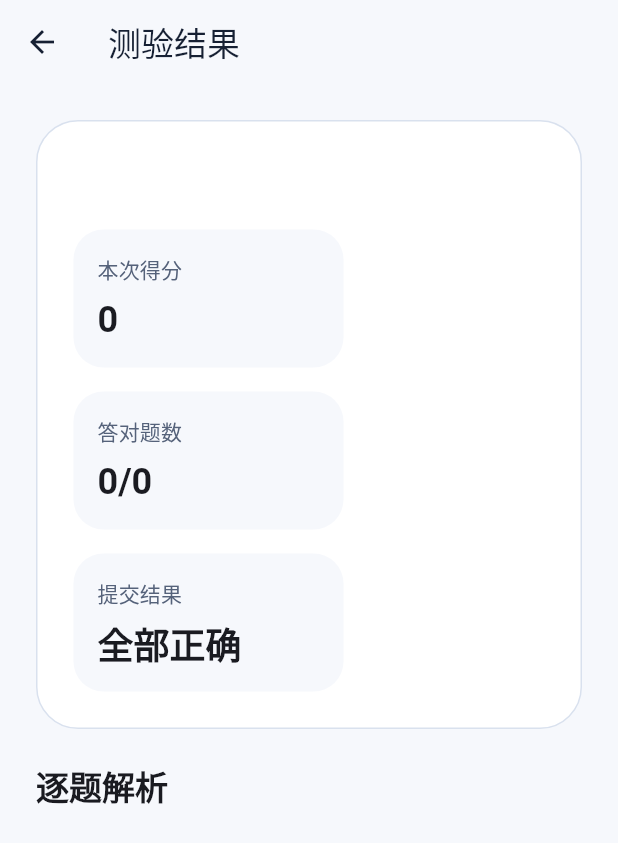
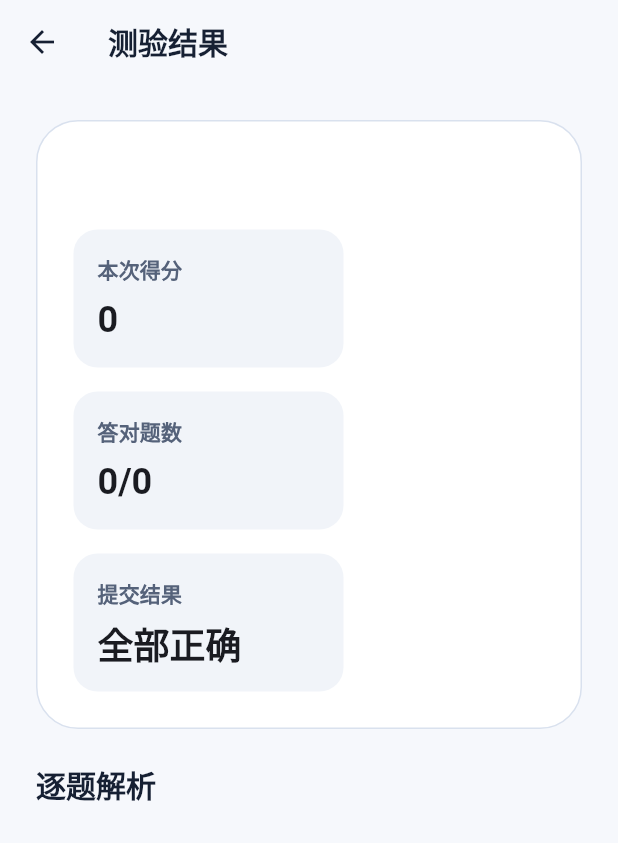
Before and after one commit to Niejinge/ecg_pro, a Flutter app: the QuizResultPage screen opened directly with empty values, on a phone screen of 412 x 824 dp. Shown: the top 843 px of the screen. Run offline on Flutter 3.47's test engine with Material 3 defaults, Android fonts, the phone set to English and light mode, and no system bars; our stand-ins replace file_picker, shared_preferences; accounts and stored records are empty; network calls fail; Roboto replaces fonts that are missing (SF Pro Text).

Commit message:
feat: establish ECG UI design system foundations

```diff
--- a/packages/ecg_ui/lib/ecg_ui.dart
+++ b/packages/ecg_ui/lib/ecg_ui.dart
@@ -1,6 +1,11 @@
 export 'src/theme/app_colors.dart';
 export 'src/theme/app_radius.dart';
 export 'src/theme/app_spacing.dart';
+export 'src/theme/app_text_styles.dart';
 export 'src/theme/ecg_app_theme.dart';
+export 'src/widgets/ecg_action_card.dart';
+export 'src/widgets/ecg_badge.dart';
+export 'src/widgets/ecg_empty_state.dart';
+export 'src/widgets/ecg_metric_card.dart';
 export 'src/widgets/ecg_scaffold.dart';
 export 'src/widgets/ecg_section_card.dart';
--- a/packages/ecg_ui/lib/src/theme/app_colors.dart
+++ b/packages/ecg_ui/lib/src/theme/app_colors.dart
@@ -2,16 +2,23 @@
 
 abstract final class AppColors {
   static const Color brand = Color(0xFF2F6FED);
+  static const Color brandPressed = Color(0xFF1F58C7);
   static const Color brandSoft = Color(0xFFEAF1FF);
   static const Color accent = Color(0xFF00A6A6);
+  static const Color accentSoft = Color(0xFFE8FAFA);
   static const Color success = Color(0xFF1F9D63);
+  static const Color successSoft = Color(0xFFEAF7F1);
   static const Color warning = Color(0xFFF4A300);
+  static const Color warningSoft = Color(0xFFFFF6DF);
   static const Color danger = Color(0xFFD94C4C);
+  static const Color dangerSoft = Color(0xFFFFEEEE);
 
   static const Color background = Color(0xFFF6F8FC);
   static const Color surface = Colors.white;
   static const Color surfaceMuted = Color(0xFFF1F4F9);
+  static const Color surfaceRaised = Color(0xFFFFFFFF);
   static const Color border = Color(0xFFD9E1EE);
+  static const Color borderStrong = Color(0xFFB7C4D8);
 
   static const Color textPrimary = Color(0xFF162033);
   static const Color textSecondary = Color(0xFF55627A);
--- a/packages/ecg_ui/lib/src/theme/app_radius.dart
+++ b/packages/ecg_ui/lib/src/theme/app_radius.dart
@@ -1,5 +1,8 @@
 abstract final class AppRadius {
-  static const double sm = 10;
+  static const double xs = 6;
+  static const double sm = 8;
   static const double md = 16;
   static const double lg = 24;
+  static const double xl = 28;
+  static const double pill = 999;
 }
--- a/packages/ecg_ui/lib/src/theme/app_spacing.dart
+++ b/packages/ecg_ui/lib/src/theme/app_spacing.dart
@@ -1,8 +1,10 @@
 abstract final class AppSpacing {
+  static const double xxs = 2;
   static const double xs = 4;
   static const double sm = 8;
   static const double md = 12;
   static const double lg = 16;
   static const double xl = 24;
   static const double xxl = 32;
+  static const double xxxl = 48;
 }
--- /dev/null
+++ b/packages/ecg_ui/lib/src/theme/app_text_styles.dart
@@ -0,0 +1,35 @@
+import 'package:flutter/material.dart';
+
+import 'app_colors.dart';
+
+abstract final class AppTextStyles {
+  static const String fontFamily = 'SF Pro Text';
+
+  static const TextStyle display = TextStyle(
+    color: AppColors.textPrimary,
+    fontSize: 32,
+    fontWeight: FontWeight.w700,
+    height: 1.2,
+  );
+
+  static const TextStyle title = TextStyle(
+    color: AppColors.textPrimary,
+    fontSize: 20,
+    fontWeight: FontWeight.w700,
+    height: 1.3,
+  );
+
+  static const TextStyle body = TextStyle(
+    color: AppColors.textSecondary,
+    fontSize: 16,
+    fontWeight: FontWeight.w400,
+    height: 1.5,
+  );
+
+  static const TextStyle label = TextStyle(
+    color: AppColors.textSecondary,
+    fontSize: 14,
+    fontWeight: FontWeight.w600,
+    height: 1.4,
+  );
+}
--- /dev/null
+++ b/packages/ecg_ui/lib/src/widgets/ecg_metric_card.dart
@@ -0,0 +1,58 @@
+import 'package:flutter/material.dart';
+
+import '../theme/app_colors.dart';
+import '../theme/app_radius.dart';
+import '../theme/app_spacing.dart';
+
+class EcgMetricCard extends StatelessWidget {
+  const EcgMetricCard({
+    super.key,
+    required this.label,
+    required this.value,
+    this.icon,
+  });
+
+  final String label;
+  final String value;
+  final IconData? icon;
+
+  @override
+  Widget build(BuildContext context) {
+    return Container(
+      width: 180,
+      padding: const EdgeInsets.all(AppSpacing.lg),
+      decoration: BoxDecoration(
+        color: AppColors.surfaceMuted,
+        borderRadius: BorderRadius.circular(AppRadius.md),
+      ),
+      child: Column(
+        crossAxisAlignment: CrossAxisAlignment.start,
+        children: [
+          Row(
+            children: [
+              if (icon != null) ...[
+                Icon(icon, size: 18, color: AppColors.textSecondary),
+                const SizedBox(width: AppSpacing.sm),
+              ],
+              Expanded(
+                child: Text(
+                  label,
+                  style: Theme.of(context).textTheme.labelLarge?.copyWith(
+                    color: AppColors.textSecondary,
+                  ),
+                ),
+              ),
+            ],
+          ),
+          const SizedBox(height: AppSpacing.sm),
+          Text(
+            value,
+            style: Theme.of(
+              context,
+            ).textTheme.headlineSmall?.copyWith(fontWeight: FontWeight.w700),
+          ),
+        ],
+      ),
+    );
+  }
+}
```
Also changed, not shown: apps/user_app/lib/src/user_app.dart (+8 -85 lines), packages/ecg_ui/lib/src/theme/ecg_app_theme.dart (+28 -1 lines), packages/ecg_ui/lib/src/widgets/ecg_action_card.dart (added, +65 -0 lines), packages/ecg_ui/lib/src/widgets/ecg_badge.dart (added, +47 -0 lines), packages/ecg_ui/lib/src/widgets/ecg_empty_state.dart (added, +63 -0 lines), packages/ecg_ui/lib/src/widgets/ecg_section_card.dart (+4 -5 lines), packages/ecg_ui/lib/src/widgets/ecg_scaffold.dart (line endings or trailing spaces), 3 other files.
